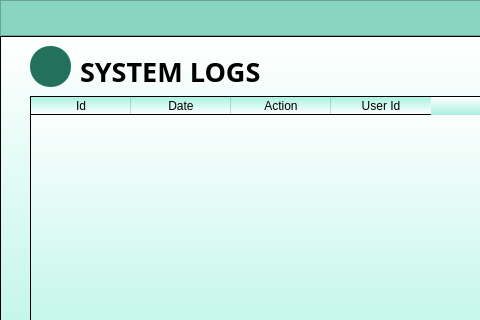
Above: system_log.ui from marcryangil/facemaskdetection before the change; both pictures show x 0 to 480 and y 0 to 320 of the 942 by 495 pixel window. Below: the same form after it.
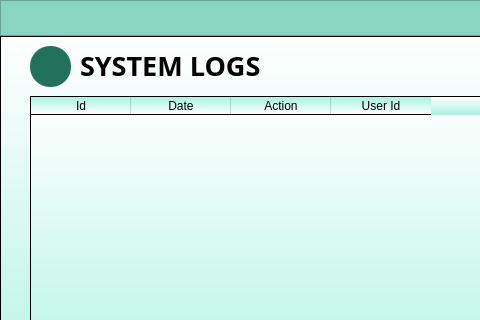
That is the form after the change. Icons and pictures are not drawn.

The edit to the form file:
```diff
--- a/system_log.ui
+++ b/system_log.ui
@@ -137,14 +137,14 @@
        <property name="geometry">
         <rect>
          <x>80</x>
-         <y>20</y>
+         <y>14</y>
          <width>231</width>
          <height>31</height>
         </rect>
        </property>
        <property name="font">
         <font>
-         <family>Work Sans</family>
+         <family>Work Sans SemiBold</family>
          <pointsize>20</pointsize>
          <weight>75</weight>
          <bold>true</bold>
```
